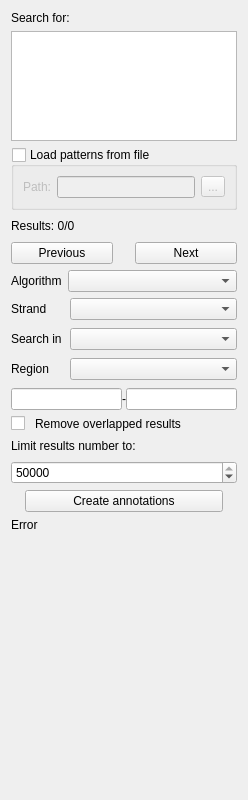
First picture: the form in implementations/ugene/src/corelibs/U2View/src/ov_sequence/find_pattern/FindPatternForm.ui, repository r-barnes/sw_comparison, before the edit.
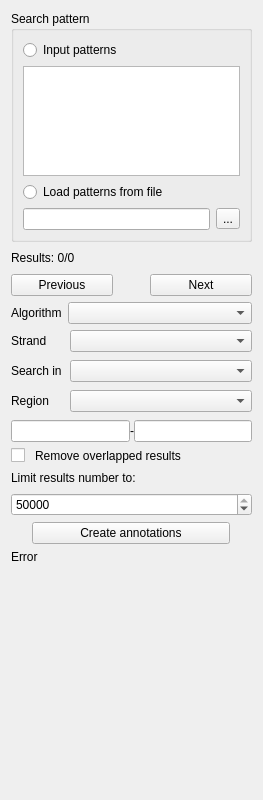
Second picture: the form after the edit.

```diff
--- a/implementations/ugene/src/corelibs/U2View/src/ov_sequence/find_pattern/FindPatternForm.ui
+++ b/implementations/ugene/src/corelibs/U2View/src/ov_sequence/find_pattern/FindPatternForm.ui
@@ -6,7 +6,7 @@
    <rect>
     <x>0</x>
     <y>0</y>
-    <width>248</width>
+    <width>263</width>
     <height>800</height>
    </rect>
   </property>
@@ -22,26 +22,17 @@
   <property name="windowTitle">
    <string notr="true">Form</string>
   </property>
+  <layout class="QVBoxLayout" name="verticalLayout_3">
+   <item>
+    <widget class="QGroupBox" name="groupBox">
+     <property name="title">
+      <string>Search pattern</string>
+     </property>
   <layout class="QVBoxLayout" name="verticalLayout">
    <item>
-    <widget class="QLabel" name="searchForLabel">
-     <property name="sizePolicy">
-      <sizepolicy hsizetype="Minimum" vsizetype="Fixed">
-       <horstretch>0</horstretch>
-       <verstretch>0</verstretch>
-      </sizepolicy>
-     </property>
-     <property name="minimumSize">
-      <size>
-       <width>50</width>
-       <height>0</height>
-      </size>
-     </property>
+       <widget class="QRadioButton" name="usePatternFromTextEditRadioButton">
      <property name="text">
-      <string>Search for:</string>
-     </property>
-     <property name="wordWrap">
-      <bool>false</bool>
+         <string>Input patterns</string>
      </property>
     </widget>
    </item>
@@ -77,36 +68,25 @@
     </widget>
    </item>
    <item>
-    <widget class="QGroupBox" name="loadFromFileGroupBox">
-     <property name="toolTip">
-      <string>Find file with newline-separated patterns</string>
-     </property>
-     <property name="title">
+       <widget class="QRadioButton" name="usePatternFromFileRadioButton">
+        <property name="text">
       <string>Load patterns from file</string>
      </property>
-     <property name="checkable">
-      <bool>true</bool>
-     </property>
-     <property name="checked">
-      <bool>false</bool>
-     </property>
-     <layout class="QGridLayout" name="gridLayout_6">
-      <item row="0" column="1">
+       </widget>
+      </item>
+      <item>
+       <layout class="QHBoxLayout" name="horizontalLayout_6">
+        <item>
        <widget class="QLineEdit" name="filePathLineEdit"/>
       </item>
-      <item row="0" column="2">
+        <item>
        <widget class="QToolButton" name="loadFromFileToolButton">
         <property name="text">
          <string>...</string>
         </property>
        </widget>
       </item>
-      <item row="0" column="0">
-       <widget class="QLabel" name="label_2">
-        <property name="text">
-         <string>Path:</string>
-        </property>
-       </widget>
+       </layout>
       </item>
      </layout>
     </widget>
```
Left out of the diff: 4 changed lines with no effect on the pictures. Lines whose indentation alone changed are shown as unchanged.
